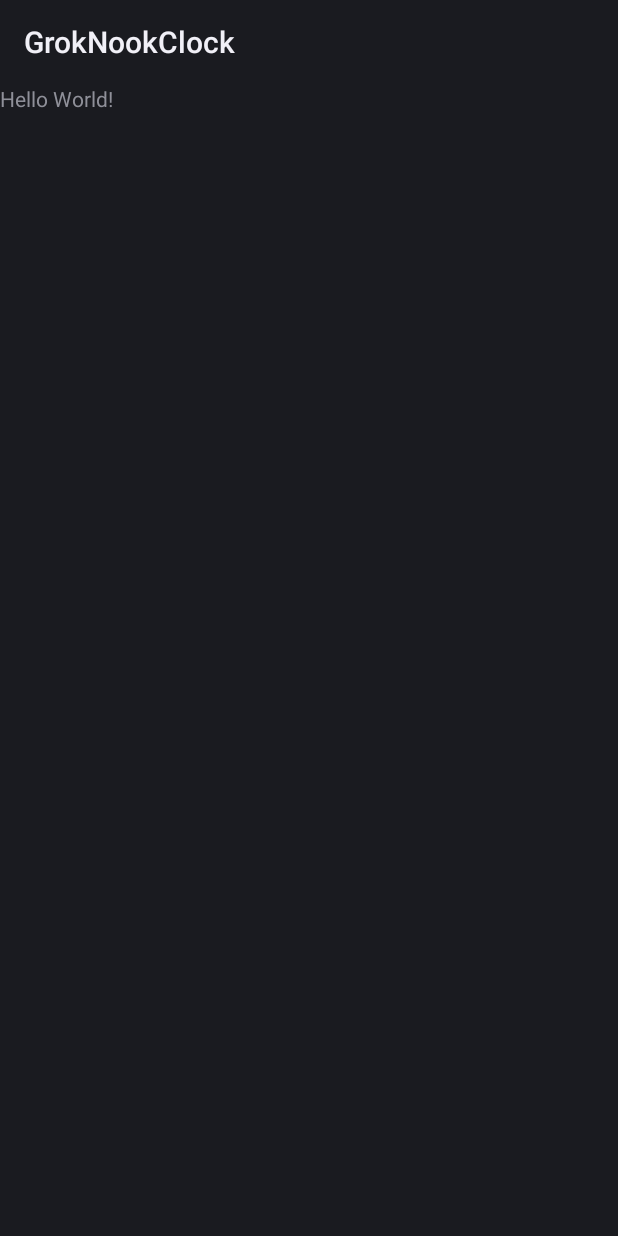
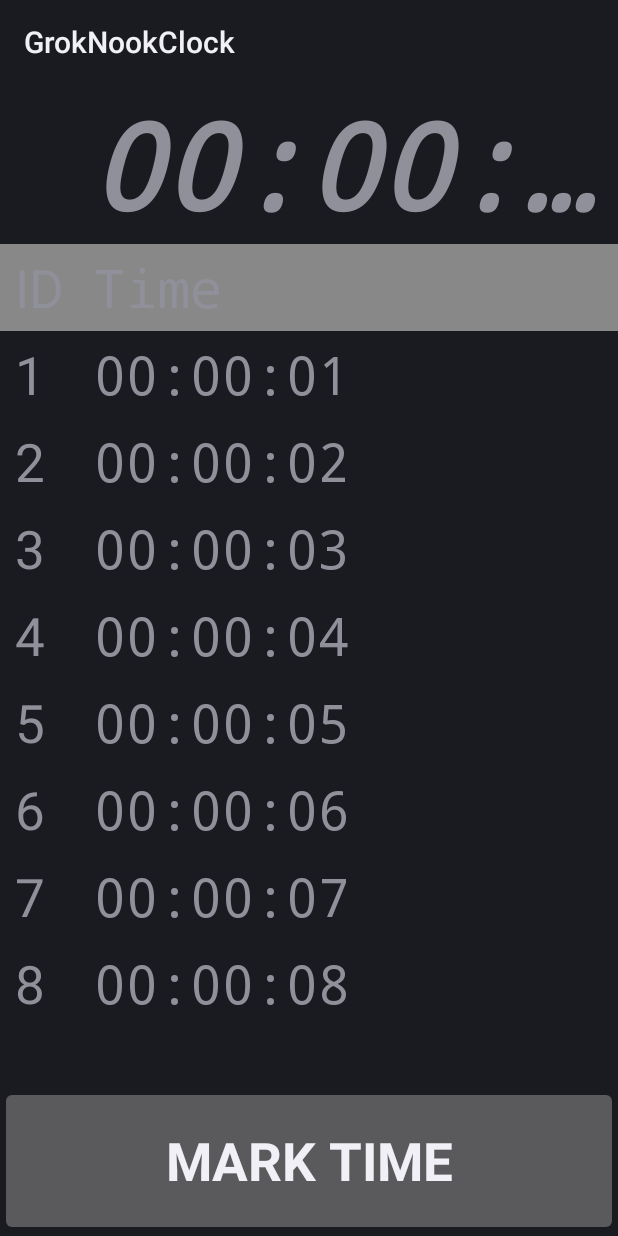
Before and after one commit to hoche/GrokStopClock, an Android app: the screen it shows after launch (MainActivity), on a phone screen of 412 x 824 dp. Run offline under Robolectric (Android 15) with nearby library versions, the phone set to English and light mode, and no system bars.

Commit message:
Basic clock layout implemented.

```diff
--- a/app/src/main/java/com/grok/groknookclock/MainActivity.java
+++ b/app/src/main/java/com/grok/groknookclock/MainActivity.java
@@ -1,7 +1,12 @@
 package com.grok.groknookclock;
 
 import android.app.Activity;
+import android.graphics.Color;
 import android.os.Bundle;
+import android.view.LayoutInflater;
+import android.widget.TableLayout;
+import android.widget.TableRow;
+import android.widget.TextView;
 
 public class MainActivity extends Activity {
 
@@ -9,5 +14,30 @@ public class MainActivity extends Activity {
     protected void onCreate(Bundle savedInstanceState) {
         super.onCreate(savedInstanceState);
         setContentView(R.layout.activity_main);
+
+        TableLayout tl = (TableLayout)findViewById(R.id.time_table);
+        LayoutInflater inflater = getLayoutInflater();
+
+        for(int i = 0; i < 9; i++) {
+            TableRow row = (TableRow)inflater.inflate(R.layout.time_table_row,
+                    tl, false);
+
+            TextView entry_num = (TextView)row.findViewById(R.id.entry_number);
+            TextView entry_time = (TextView)row.findViewById(R.id.entry_time);
+
+            if (i == 0) {
+                // title row
+                row.setBackgroundColor(Color.GRAY);
+                entry_num.setText("ID");
+                entry_time.setText("Time");
+            } else {
+                entry_num.setText("" + i);
+                entry_time.setText("00:00:0" + i); // set the text for the header
+            }
+            // other customizations to the row
+
+            tl.addView(row);
+        }
+
     }
 }
--- a/app/src/main/res/layout/activity_main.xml
+++ b/app/src/main/res/layout/activity_main.xml
@@ -6,7 +6,37 @@
     tools:context="com.grok.groknookclock.MainActivity">
 
     <TextView
+        android:layout_width="fill_parent"
+        android:layout_height="wrap_content"
+        android:id="@+id/clock_time"
+        android:text="00:00:00"
+        android:textSize="80dp"
+        android:textStyle="bold|italic"
+        android:typeface="monospace"
+        android:layout_marginLeft="60dp"
+        android:singleLine="true"
+        android:layout_alignParentTop="true"
+        android:layout_alignParentLeft="true" />
+
+    <TableLayout
+        android:layout_width="fill_parent"
+        android:layout_height="fill_parent"
+        android:layout_below="@+id/clock_time"
+        android:layout_above="@+id/save_time_button"
+        android:id="@+id/time_table">
+    </TableLayout>
+
+    <Button
         android:layout_width="wrap_content"
         android:layout_height="wrap_content"
-        android:text="Hello World!" />
+        android:text="Mark Time"
+        android:id="@+id/save_time_button"
+        android:layout_alignParentBottom="true"
+        android:layout_alignParentLeft="true"
+        android:layout_alignParentRight="true"
+        android:height="100dp"
+        android:textSize="35dp"
+        android:textStyle="bold"
+        android:typeface="sans" />
+
 </RelativeLayout>
--- /dev/null
+++ b/app/src/main/res/layout/time_table_row.xml
@@ -0,0 +1,18 @@
+<?xml version="1.0" encoding="utf-8"?>
+<TableRow xmlns:android="http://schemas.android.com/apk/res/android"
+    android:layout_width="fill_parent"
+    android:layout_height="wrap_content">
+    <TextView android:id="@+id/entry_number"
+        android:textSize="35dp"
+        android:paddingTop="5dp"
+        android:paddingRight="10dp"
+        android:paddingBottom="5dp"
+        android:paddingLeft="10dp" />
+    <TextView android:id="@+id/entry_time"
+        android:typeface="monospace"
+        android:textSize="35dp"
+        android:paddingTop="5dp"
+        android:paddingRight="10dp"
+        android:paddingBottom="5dp"
+        android:paddingLeft="10dp" />
+</TableRow>
```
Also changed, not shown: 1 other file.
